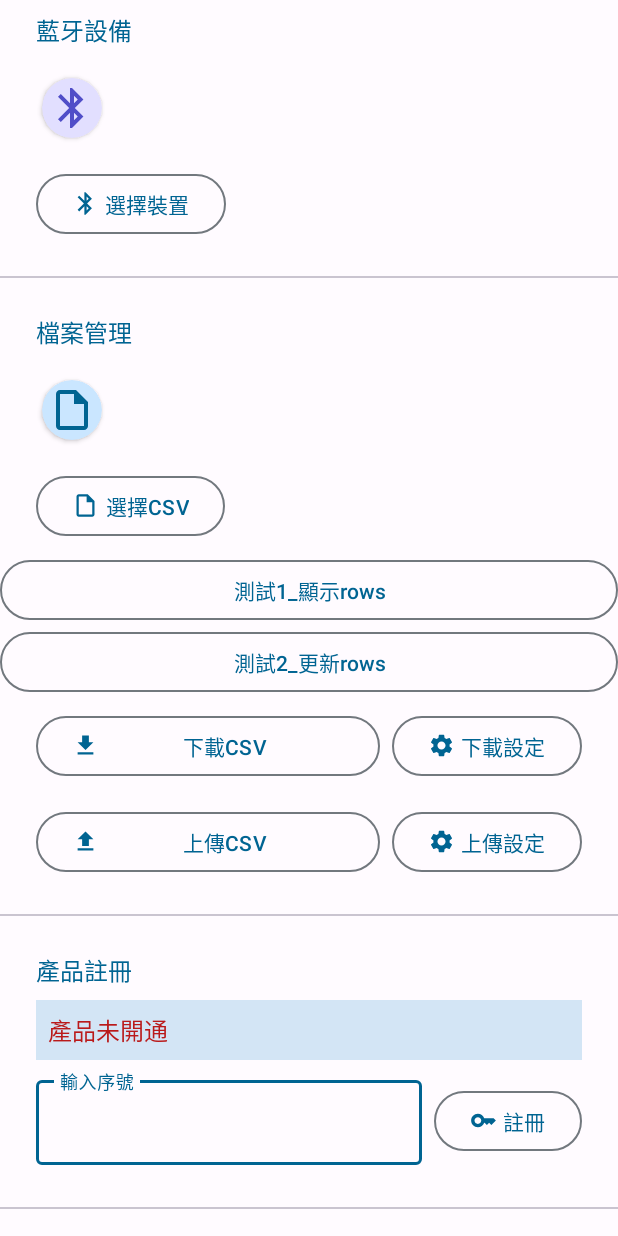
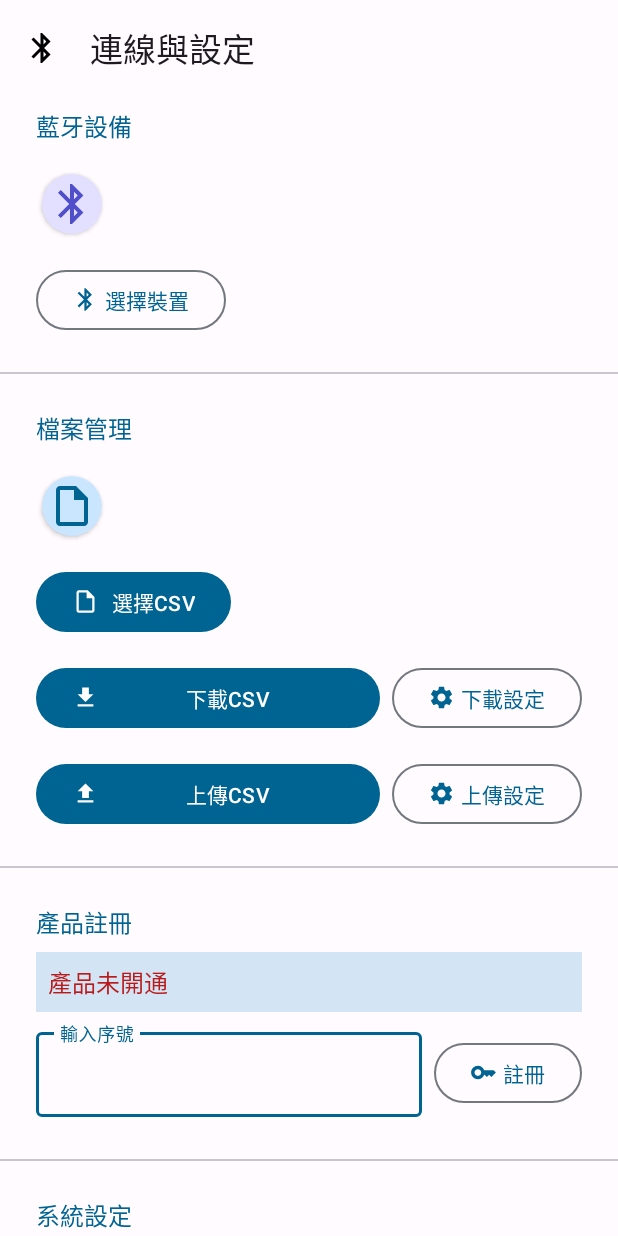
Before and after one commit to wkai2573/wi_android_GasMater, an Android app: the layout fragment_setting.xml on its own in the app's theme, with its tools: preview values and no code run, on a phone screen of 412 x 824 dp. Run offline under Robolectric (Android 15) with nearby library versions, the phone set to English and light mode, and no system bars.

Commit message:
feat: 微調與優化

```diff
--- a/app/src/main/java/com/wavein/gasmeter/tools/RD64H.kt
+++ b/app/src/main/java/com/wavein/gasmeter/tools/RD64H.kt
@@ -195,7 +195,6 @@ object RD64H {
 					val b1 = alarmInfo1[i].code and 0b00000001 != 0
 					alarmInfoDetail[infoDig] = mapOf("b4" to b4, "b3" to b3, "b2" to b2, "b1" to b1)
 				}
-				Log.i("@@@", "${this.text}\n${this.alarmInfoDetail}")
 			}
 		}
 
--- a/app/src/main/java/com/wavein/gasmeter/ui/bluetooth/BtDialogFragment.kt
+++ b/app/src/main/java/com/wavein/gasmeter/ui/bluetooth/BtDialogFragment.kt
@@ -80,8 +80,7 @@ class BtDialogFragment(
 	// 初始化已配對設備
 	private fun initBondedDevice() {
 		bondedDeviceListAdapter = DeviceListAdapter {
-			blVM.setAutoConnectBluetoothDevice(it)
-			dialog?.dismiss()
+			connectDevice(it)
 		}
 		// 已配對的設備
 		binding!!.bondedDeviceRv.apply {
--- a/app/src/main/res/layout/dialog_bt.xml
+++ b/app/src/main/res/layout/dialog_bt.xml
@@ -53,7 +53,7 @@
       android:layout_height="wrap_content"
       android:layout_weight="1"
       android:clickable="true"
-      android:text="掃描裝置"
+      android:text="掃描設備"
       android:textColor="?attr/colorPrimary"
       android:textSize="16sp" />
 
--- a/app/src/main/res/layout/fragment_setting.xml
+++ b/app/src/main/res/layout/fragment_setting.xml
@@ -108,26 +108,12 @@
 
           <Button
             android:id="@+id/selectCsvFromLocalBtn"
-            style="@style/Widget.Material3.Button.OutlinedButton"
             android:layout_width="wrap_content"
             android:layout_height="wrap_content"
             android:layout_marginHorizontal="24dp"
             android:layout_marginVertical="8dp"
             android:text="選擇CSV"
             app:icon="@drawable/ic_insert_drive_file_24" />
-
-          <Button
-            android:id="@+id/test1Btn"
-            style="@style/Widget.Material3.Button.OutlinedButton"
-            android:layout_width="match_parent"
-            android:layout_height="wrap_content"
-            android:text="測試1_顯示rows"/>
-          <Button
-            android:id="@+id/test2Btn"
-            style="@style/Widget.Material3.Button.OutlinedButton"
-            android:layout_width="match_parent"
-            android:layout_height="wrap_content"
-            android:text="測試2_更新rows"/>
 
           <LinearLayout
             android:layout_width="match_parent"
@@ -138,7 +124,6 @@
 
             <Button
               android:id="@+id/downloadCsvBtn"
-              style="@style/Widget.Material3.Button.OutlinedButton"
               android:layout_width="0dp"
               android:layout_height="wrap_content"
               android:layout_marginEnd="8dp"
@@ -164,7 +149,6 @@
 
             <Button
               android:id="@+id/uploadCsvBtn"
-              style="@style/Widget.Material3.Button.OutlinedButton"
               android:layout_width="0dp"
               android:layout_height="wrap_content"
               android:layout_marginEnd="8dp"
```
